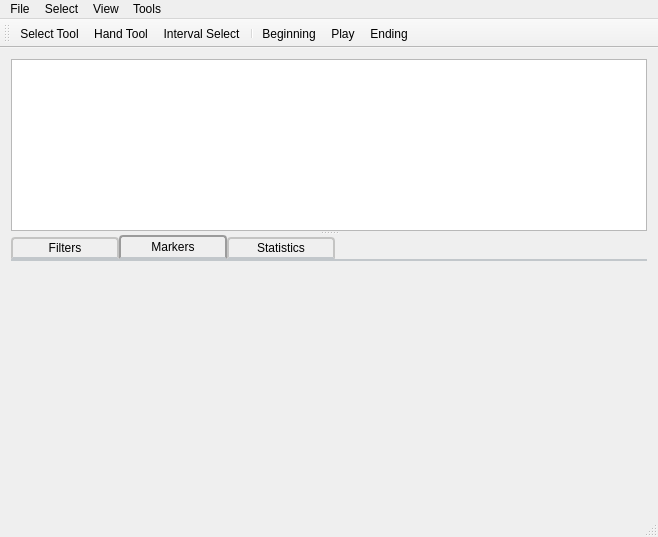
Qt form mainwindow.ui (eustaceb/conversational-audio-browser) before a commit.
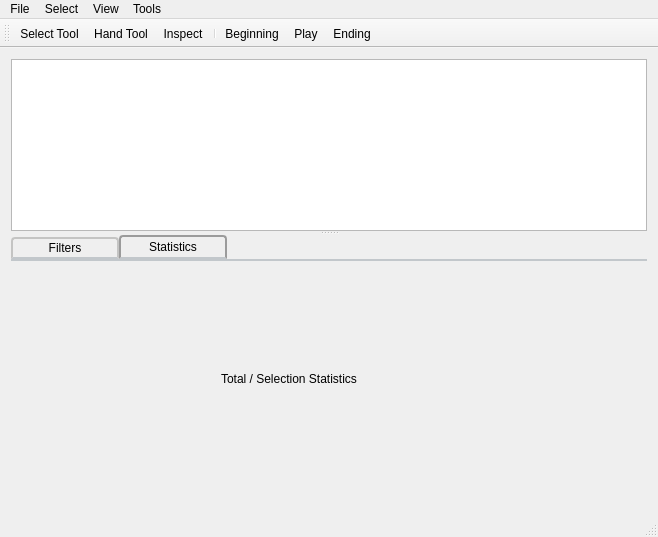
The same form after that commit. The open tabs and pages were chosen to show the change. Icons and pictures are not drawn.

```diff
--- a/mainwindow.ui
+++ b/mainwindow.ui
@@ -77,7 +77,7 @@
         <enum>QTabWidget::Rounded</enum>
        </property>
        <property name="currentIndex">
-        <number>0</number>
+        <number>1</number>
        </property>
        <property name="elideMode">
         <enum>Qt::ElideMiddle</enum>
@@ -240,17 +240,6 @@
          </item>
         </layout>
        </widget>
-       <widget class="QWidget" name="markersTab">
-        <property name="sizePolicy">
-         <sizepolicy hsizetype="Maximum" vsizetype="Preferred">
-          <horstretch>0</horstretch>
-          <verstretch>0</verstretch>
-         </sizepolicy>
-        </property>
-        <attribute name="title">
-         <string>Markers</string>
-        </attribute>
-       </widget>
        <widget class="QWidget" name="statisticsTab">
         <attribute name="title">
          <string>Statistics</string>
@@ -363,7 +352,7 @@
    </attribute>
    <addaction name="actionSelect_Tool"/>
    <addaction name="actionHand_Tool"/>
-   <addaction name="actionInterval_Select"/>
+   <addaction name="actionInspect"/>
    <addaction name="separator"/>
    <addaction name="actionBeginning"/>
    <addaction name="actionPlay"/>
@@ -533,7 +522,7 @@
     <string>H</string>
    </property>
   </action>
-  <action name="actionInterval_Select">
+  <action name="actionInspect">
    <property name="checkable">
     <bool>true</bool>
    </property>
@@ -542,10 +531,10 @@
      <normaloff>:/toolbar/icons/interval</normaloff>:/toolbar/icons/interval</iconset>
    </property>
    <property name="text">
-    <string>Interval Select</string>
+    <string>Inspect</string>
    </property>
    <property name="toolTip">
-    <string>&lt;html&gt;&lt;head/&gt;&lt;body&gt;&lt;p&gt;&lt;span style=&quot; font-size:11pt; font-weight:600;&quot;&gt;Interval Select&lt;/span&gt;&lt;/p&gt;&lt;p&gt;Allows you to select a specific time interval.&lt;/p&gt;&lt;/body&gt;&lt;/html&gt;</string>
+    <string>&lt;html&gt;&lt;head/&gt;&lt;body&gt;&lt;p&gt;&lt;span style=&quot; font-size:11pt; font-weight:600;&quot;&gt;Inspect&lt;/span&gt;&lt;/p&gt;&lt;p&gt;Allows you to inspect an element on the timeline.&lt;/p&gt;&lt;/body&gt;&lt;/html&gt;</string>
    </property>
    <property name="shortcut">
     <string>I</string>
```
